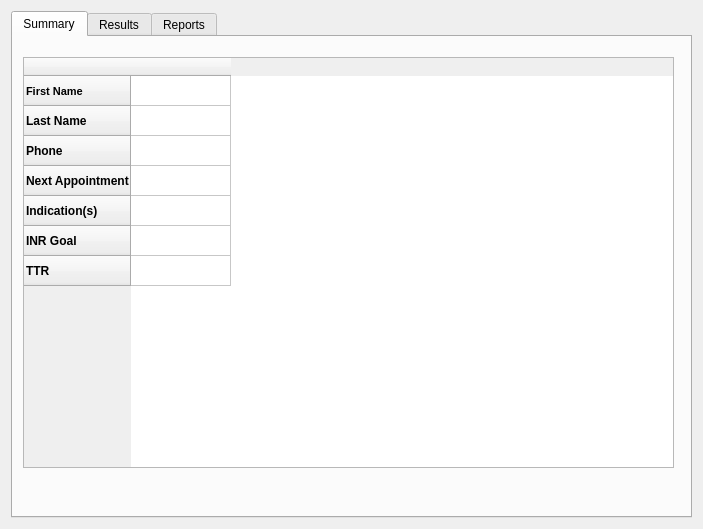
Before: the Qt Designer form uic/patientprofile.ui in xyang-github/INR_Tracker, drawn with Qt 5.
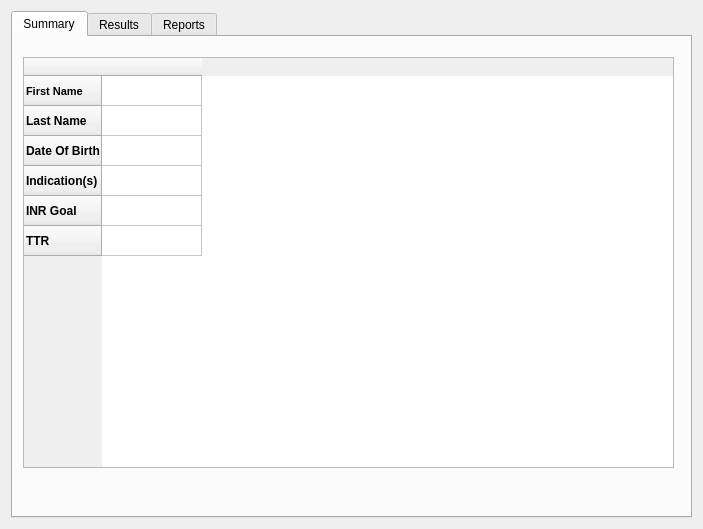
After: the same form once the commit is applied.

Commit message: Changed summary tab

```diff
--- a/uic/patientprofile.ui
+++ b/uic/patientprofile.ui
@@ -60,18 +60,7 @@
        </row>
        <row>
         <property name="text">
-         <string>Phone</string>
-        </property>
-        <property name="font">
-         <font>
-          <weight>75</weight>
-          <bold>true</bold>
-         </font>
-        </property>
-       </row>
-       <row>
-        <property name="text">
-         <string>Next Appointment</string>
+         <string>Date Of Birth</string>
         </property>
         <property name="font">
          <font>
@@ -118,7 +107,7 @@
          <string/>
         </property>
        </column>
-       <item row="4" column="0">
+       <item row="3" column="0">
         <property name="text">
          <string/>
         </property>
```
